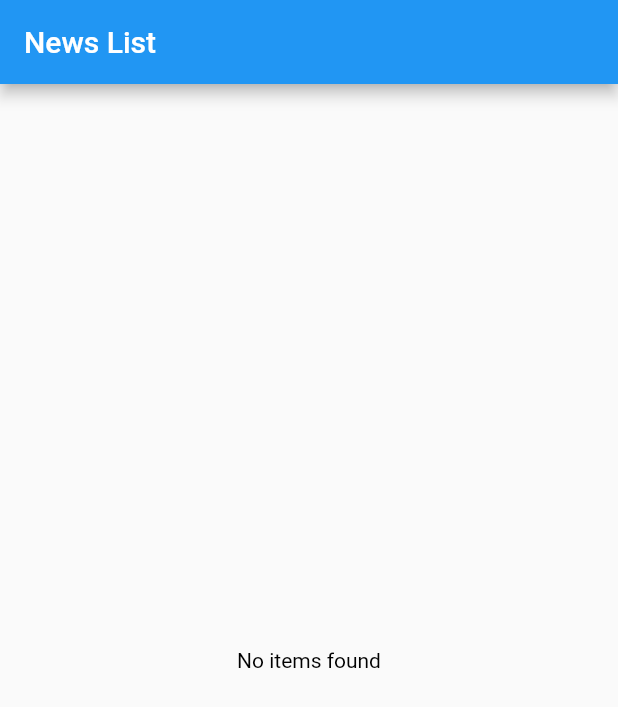
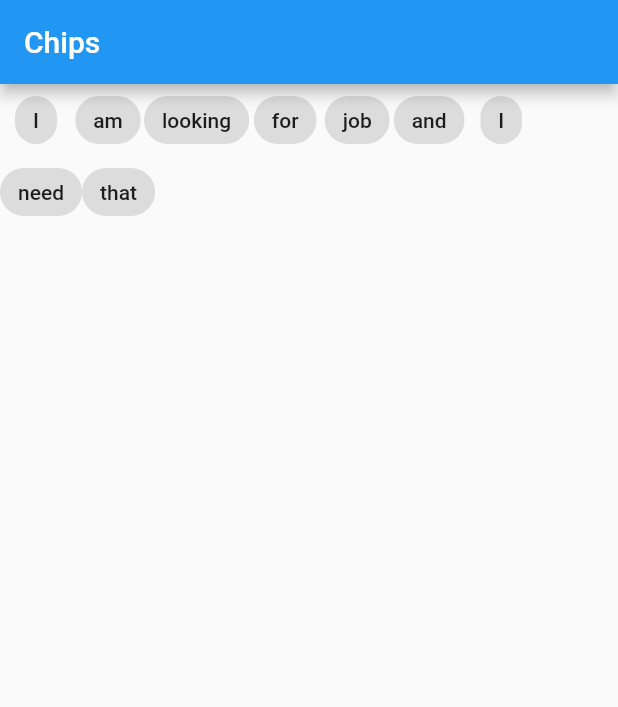
Before and after one commit to bharanics04/TataDigitalCodingTest, a Flutter app: the screen it shows after launch, on a phone screen of 412 x 824 dp. Shown: the top 707 px of the screen. Run offline on Flutter 3.47's test engine with Material 2 defaults, Android fonts, the phone set to English and light mode, and no system bars; our stand-ins replace dio.

Commit message:
chips added

```diff
--- a/lib/main.dart
+++ b/lib/main.dart
@@ -1,5 +1,6 @@
 import 'package:flutter/material.dart';
-import 'package:tatadigitalcodingtest/src/view/news_list_view.dart';
+import 'package:tatadigitalcodingtest/src/view/news_list/news_list_view.dart';
+import 'src/view/chips/long_string_widget.dart';
 
 void main() {
   runApp(const MyApp());
@@ -17,7 +18,7 @@ class MyApp extends StatelessWidget {
         primarySwatch: Colors.blue,
       ),
       debugShowCheckedModeBanner: false,
-      home: const NewsListView(),
+      home: const LongStringWidget(),
     );
   }
 }
--- /dev/null
+++ b/lib/src/view/chips/long_string_widget.dart
@@ -0,0 +1,21 @@
+import 'package:flutter/material.dart';
+
+class LongStringWidget extends StatelessWidget {
+  const LongStringWidget({Key? key}) : super(key: key);
+
+  @override
+  Widget build(BuildContext context) {
+    return Scaffold(appBar: AppBar(title: const Text("Chips")),
+    body: Wrap(children: const [
+      Chip(label: Text("I",style: TextStyle(fontSize: 14),)),
+      Chip(label: Text("am",style: TextStyle(fontSize: 14),)),
+      Chip(label: Text("looking",style: TextStyle(fontSize: 14),)),
+      Chip(label: Text("for",style: TextStyle(fontSize: 14),)),
+      Chip(label: Text("job",style: TextStyle(fontSize: 14),)),
+      Chip(label: Text("and",style: TextStyle(fontSize: 14),)),
+      Chip(label: Text("I",style: TextStyle(fontSize: 14),)),
+      Chip(label: Text("need",style: TextStyle(fontSize: 14),)),
+      Chip(label: Text("that",style: TextStyle(fontSize: 14),)),
+    ]),);
+  }
+}
--- a/lib/src/view/news_list_bloc.dart
+++ b/lib/src/view/news_list/news_list_bloc.dart
@@ -3,7 +3,7 @@ import 'package:tatadigitalcodingtest/src/model/get_news_detail_model.dart';
 import 'package:tatadigitalcodingtest/src/model/get_news_list_wrapper.dart';
 import 'package:tatadigitalcodingtest/src/model/response_model.dart';
 import 'package:tatadigitalcodingtest/src/repository/news_repository.dart';
-import 'package:tatadigitalcodingtest/src/view/news_list_view.dart';
+import 'package:tatadigitalcodingtest/src/view/news_list/news_list_view.dart';
 
 class NewsListBloc{
   final NewsRepository _mNewsRepository=NewsRepository();
--- a/lib/src/view/news_list_view.dart
+++ b/lib/src/view/news_list/news_list_view.dart
@@ -1,7 +1,7 @@
 import 'package:flutter/material.dart';
 import 'package:tatadigitalcodingtest/src/constants/base_constants.dart';
 import 'package:tatadigitalcodingtest/src/model/get_news_detail_model.dart';
-import 'package:tatadigitalcodingtest/src/view/news_list_bloc.dart';
+import 'package:tatadigitalcodingtest/src/view/news_list/news_list_bloc.dart';
 
 class NewsListView extends StatefulWidget {
   const NewsListView({Key? key}) : super(key: key);
--- a/pubspec.yaml
+++ b/pubspec.yaml
@@ -30,10 +30,9 @@ dependencies:
   flutter:
     sdk: flutter
 
-
-  # The following adds the Cupertino Icons font to your application.
-  # Use with the CupertinoIcons class for iOS style icons.
   cupertino_icons: ^1.0.2
+  dio: ^4.0.6
+  http: ^0.13.4
 
 dev_dependencies:
   flutter_test:
```
